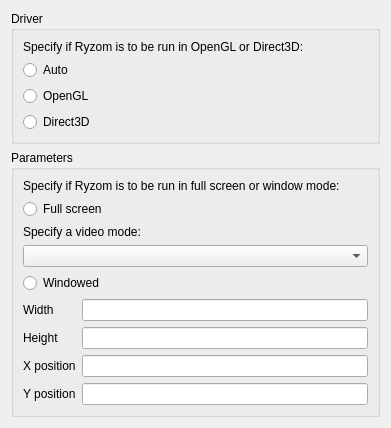
Above: code/ryzom/tools/client/client_config_qt/ui/display_settings_widget.ui from ryzom/ryzomcore before the change. Below: the same form after it.
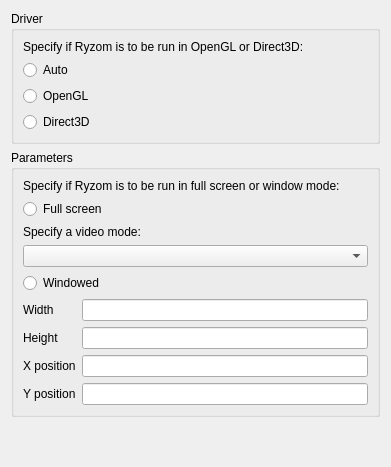
That is the form after the change.

Commit message:
Fixed: Layout of some interfaces in Ryzom Configuration
branch : develop

```diff
--- a/code/ryzom/tools/client/client_config_qt/ui/display_settings_widget.ui
+++ b/code/ryzom/tools/client/client_config_qt/ui/display_settings_widget.ui
@@ -7,7 +7,7 @@
     <x>0</x>
     <y>0</y>
     <width>391</width>
-    <height>388</height>
+    <height>467</height>
    </rect>
   </property>
   <property name="windowTitle">
@@ -135,6 +135,19 @@
      </layout>
     </widget>
    </item>
+   <item>
+    <spacer name="verticalSpacer">
+     <property name="orientation">
+      <enum>Qt::Vertical</enum>
+     </property>
+     <property name="sizeHint" stdset="0">
+      <size>
+       <width>20</width>
+       <height>40</height>
+      </size>
+     </property>
+    </spacer>
+   </item>
   </layout>
  </widget>
  <resources/>
```
The commit also changes 4 other files.
